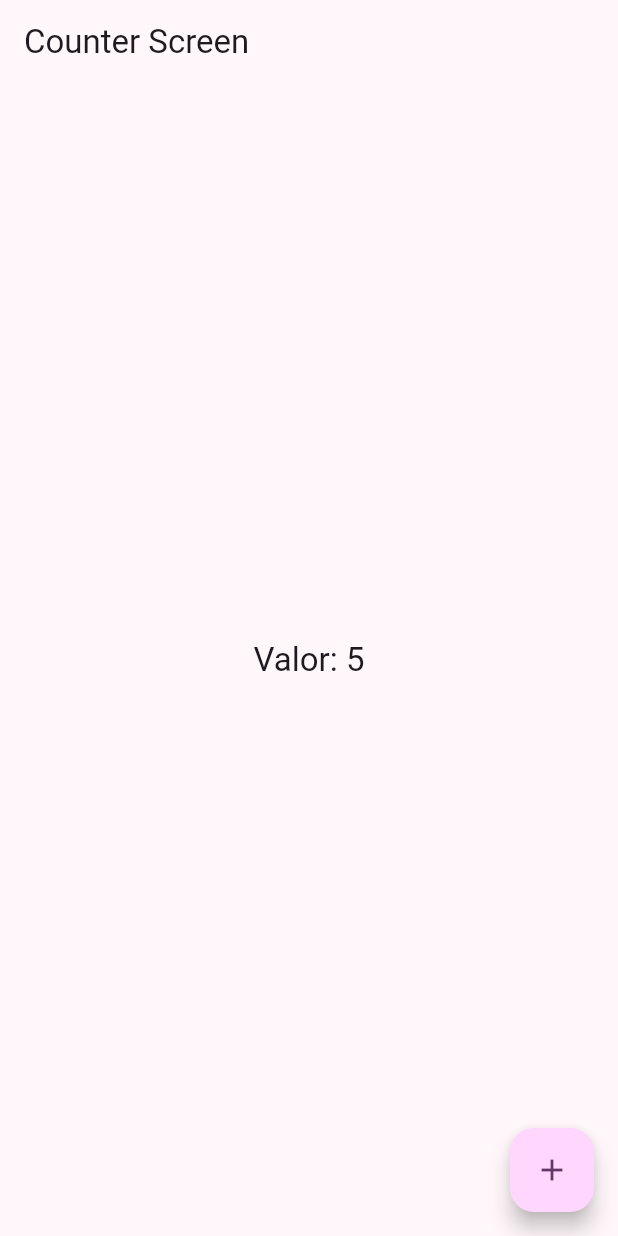
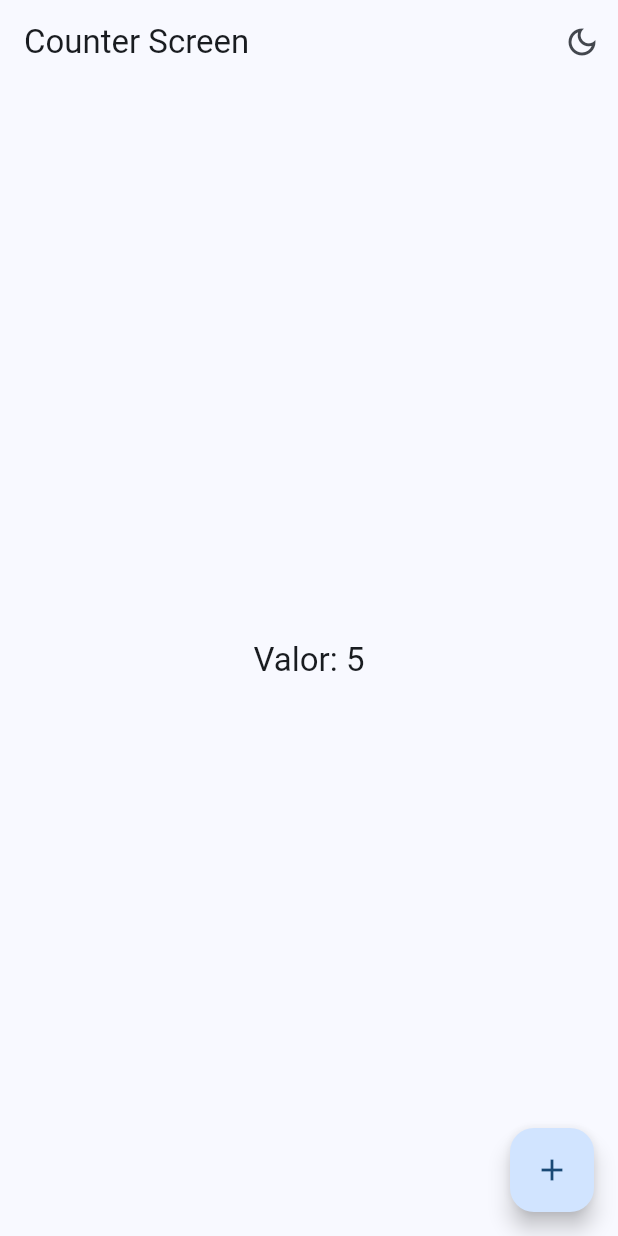
Before and after one commit to paintsis/widget_app, a Flutter app: the CounterScreen screen opened by its route, on a phone screen of 412 x 824 dp. Run offline on Flutter 3.47's test engine with Material 3 defaults, Android fonts, the phone set to English and light mode, and no system bars; our stand-ins replace animate_do, flutter_riverpod, go_router.

Commit message:
app terminada

```diff
--- a/lib/config/router/app_router.dart
+++ b/lib/config/router/app_router.dart
@@ -56,5 +56,10 @@ final appRouter = GoRouter(
       name: CounterScreen.name,
       builder: (context, state) => const CounterScreen(),
     ),
+    GoRoute(
+      path: '/theme-changer',
+      name: ChangeThemeScreen.name,
+      builder: (context, state) => const ChangeThemeScreen(),
+    ),
   ],
 );
--- a/lib/config/theme/app_theme.dart
+++ b/lib/config/theme/app_theme.dart
@@ -14,13 +14,19 @@ const colorList = <Color>[
 
 class AppTheme {
   final int selectedColor;
+  final bool isDarkmode;
 
-  AppTheme({required this.selectedColor})
+  AppTheme({this.isDarkmode = false, this.selectedColor = 0})
       : assert(selectedColor >= 0, 'Selected color must be greated then 0'),
         assert(
             selectedColor < colorList.length, 'Selected color must be less ');
   ThemeData getTheme() => ThemeData(
       useMaterial3: true,
+      brightness: isDarkmode ? Brightness.dark : Brightness.light,
       colorSchemeSeed: colorList[selectedColor],
       appBarTheme: const AppBarTheme(centerTitle: false));
+
+  AppTheme copyWith({int? selectedColor, bool? isDarkmode}) => AppTheme(
+      selectedColor: selectedColor ?? this.selectedColor,
+      isDarkmode: isDarkmode ?? this.isDarkmode);
 }
--- a/lib/presentation/providers/counter_providers.dart
+++ b/lib/presentation/providers/counter_providers.dart
@@ -1,3 +1,3 @@
 import 'package:flutter_riverpod/flutter_riverpod.dart';
 
-final counterProvider = StateProvider((ref) => 5);
+final counterProvider = StateProvider<int>((ref) => 5);
--- /dev/null
+++ b/lib/presentation/providers/theme_privider.dart
@@ -0,0 +1,24 @@
+import 'package:flutter_riverpod/flutter_riverpod.dart';
+import 'package:widgets_app/config/theme/app_theme.dart';
+
+final isDarkThemeProvider = StateProvider<bool>((ref) => false);
+
+//listado de colores
+final colorListProvider = Provider((ref) => colorList);
+
+final selectedColorProvider = StateProvider<int>((ref) => 0);
+
+//un objeto de tipo AppTheme - custom
+final themeNotifierProvider =
+    StateNotifierProvider<ThemeNofifier, AppTheme>((ref) => ThemeNofifier());
+
+class ThemeNofifier extends StateNotifier<AppTheme> {
+  ThemeNofifier() : super(AppTheme());
+  void toggleDarkmode() {
+    state.copyWith(isDarkmode: !state.isDarkmode);
+  }
+
+  void changeColorIndex(int colorIndex) {
+    state.copyWith(selectedColor: colorIndex);
+  }
+}
--- a/lib/presentation/screens/counter/counter_screen.dart
+++ b/lib/presentation/screens/counter/counter_screen.dart
@@ -1,6 +1,7 @@
 import 'package:flutter/material.dart';
 import 'package:flutter_riverpod/flutter_riverpod.dart';
 import 'package:widgets_app/presentation/providers/counter_providers.dart';
+import 'package:widgets_app/presentation/providers/theme_privider.dart';
 
 class CounterScreen extends ConsumerWidget {
   static const name = 'counter_screen';
@@ -9,10 +10,24 @@ class CounterScreen extends ConsumerWidget {
 
   @override
   Widget build(BuildContext context, WidgetRef ref) {
+    //Providers
     final clickCounter = ref.watch(counterProvider);
+    final isDarkMode = ref.watch(isDarkThemeProvider);
+
     return Scaffold(
       appBar: AppBar(
         title: const Text('Counter Screen'),
+        actions: [
+          IconButton(
+              onPressed: () {
+                ref
+                    .read(isDarkThemeProvider.notifier)
+                    .update((state) => !state);
+              },
+              icon: Icon(isDarkMode
+                  ? Icons.light_mode_outlined
+                  : Icons.dark_mode_outlined))
+        ],
       ),
       body: Center(
         child: Text(
@@ -22,7 +37,10 @@ class CounterScreen extends ConsumerWidget {
       ),
       floatingActionButton: FloatingActionButton(
         child: const Icon(Icons.add),
-        onPressed: () {},
+        onPressed: () {
+          //ref.read(counterProvider.notifier).update((state) => state++);
+          ref.read(counterProvider.notifier).state++;
+        },
       ),
     );
   }
--- a/lib/presentation/screens/screens.dart
+++ b/lib/presentation/screens/screens.dart
@@ -1,3 +1,5 @@
+export 'package:widgets_app/presentation/screens/theme_changer/theme_changer_screen.dart';
+
 export 'package:widgets_app/presentation/screens/animated/animated_screen.dart';
 export 'package:widgets_app/presentation/screens/app_tutorial/app_tutorial_screen.dart';
 export 'package:widgets_app/presentation/screens/buttons/buttons_screen.dart';
```
Also changed, not shown: lib/config/menu/menu_items.dart (+6 -1 lines), lib/main.dart (+10 -7 lines), lib/presentation/screens/theme_changer/theme_changer_screen.dart (added, +60 -0 lines), 2 other files.
